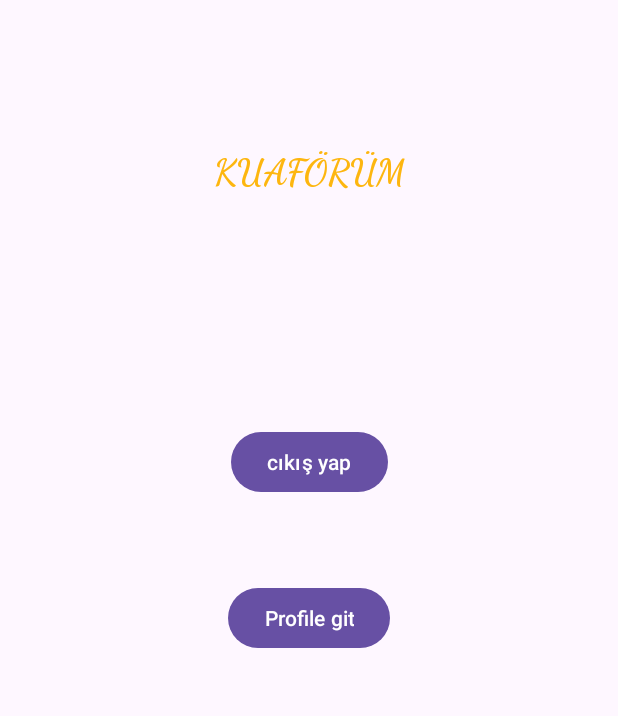
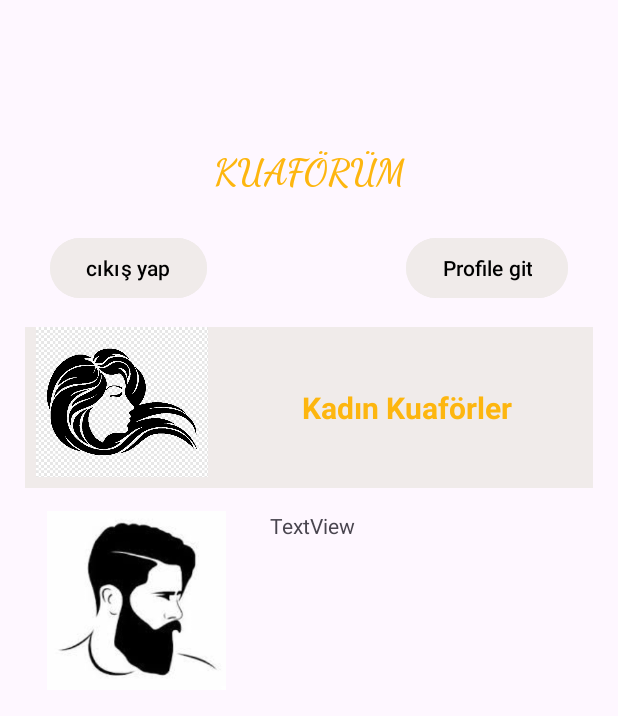
Before and after one commit to hsyncnblk/KuaforumApp, an Android app: the MusteriMainFragment screen opened directly, with no data from a screen before it, on a phone screen of 412 x 824 dp. Shown: the top 716 px of the screen. Run offline under Robolectric (Android 15) with nearby library versions, the phone set to English and light mode, and no system bars; our stand-ins replace Firebase (no records; nobody signed in at launch, a user with empty details on screens opened directly).

Commit message:
hairdresser share xml  completed

```diff
--- a/app/src/main/res/layout/fragment_musteri_main.xml
+++ b/app/src/main/res/layout/fragment_musteri_main.xml
@@ -26,10 +26,11 @@
         android:id="@+id/buttonCikisYap"
         android:layout_width="wrap_content"
         android:layout_height="wrap_content"
-        android:layout_marginTop="141dp"
+        android:layout_marginStart="32dp"
+        android:layout_marginTop="12dp"
+        android:backgroundTint="@color/grey"
         android:text="cıkış yap"
-        app:layout_constraintEnd_toEndOf="parent"
-        app:layout_constraintHorizontal_bias="0.5"
+        android:textColor="@color/black"
         app:layout_constraintStart_toStartOf="parent"
         app:layout_constraintTop_toBottomOf="@+id/textView4" />
 
@@ -37,10 +38,76 @@
         android:id="@+id/buttonprofilegit"
         android:layout_width="wrap_content"
         android:layout_height="wrap_content"
-        android:layout_marginTop="56dp"
+        android:layout_marginTop="12dp"
+        android:layout_marginEnd="32dp"
+        android:backgroundTint="@color/grey"
         android:text="Profile git"
+        android:textColor="@color/black"
         app:layout_constraintEnd_toEndOf="parent"
-        app:layout_constraintHorizontal_bias="0.5"
+        app:layout_constraintTop_toBottomOf="@+id/textView4" />
+
+    <ScrollView
+        android:layout_width="0dp"
+        android:layout_height="0dp"
+        app:layout_constraintBottom_toBottomOf="parent"
+        app:layout_constraintEnd_toEndOf="parent"
         app:layout_constraintStart_toStartOf="parent"
-        app:layout_constraintTop_toBottomOf="@+id/buttonCikisYap" />
+        app:layout_constraintTop_toBottomOf="@+id/buttonCikisYap">
+
+        <LinearLayout
+            android:layout_width="match_parent"
+            android:layout_height="wrap_content"
+            android:orientation="vertical" >
+
+            <LinearLayout
+                android:layout_width="match_parent"
+                android:layout_height="match_parent"
+                android:layout_margin="15dp"
+                android:background="@color/grey"
+                android:backgroundTint="@color/grey"
+                android:orientation="horizontal">
+
+                <ImageView
+                    android:id="@+id/imageView"
+                    android:layout_width="100dp"
+                    android:layout_height="100dp"
+                    android:layout_weight="1"
+                    android:src="@drawable/kadin" />
+
+                <TextView
+                    android:id="@+id/ErkekKuaför"
+                    android:layout_width="wrap_content"
+                    android:layout_height="wrap_content"
+                    android:layout_margin="40dp"
+                    android:layout_weight="1"
+                    android:text="Kadın Kuaförler"
+
+                    android:textAlignment="center"
+                    android:textColor="@color/orange"
+                    android:textSize="20sp"
+                    android:textStyle="bold" />
+            </LinearLayout>
+
+            <LinearLayout
+                android:layout_width="match_parent"
+                android:layout_height="match_parent"
+                android:orientation="horizontal">
+
+                <ImageView
+                    android:id="@+id/imageView3"
+                    android:layout_width="5dp"
+                    android:layout_height="119dp"
+                    android:layout_weight="1"
+                    android:src="@drawable/erkek" />
+
+                <TextView
+                    android:id="@+id/textView5"
+                    android:layout_width="wrap_content"
+                    android:layout_height="wrap_content"
+                    android:layout_weight="1"
+                    android:text="TextView" />
+            </LinearLayout>
+
+        </LinearLayout>
+    </ScrollView>
 </androidx.constraintlayout.widget.ConstraintLayout>
--- a/app/src/main/res/navigation/main_nav.xml
+++ b/app/src/main/res/navigation/main_nav.xml
@@ -93,5 +93,20 @@
         android:name="com.hsyncnblk.kuaforumapp.MusteriProfilFragment"
         android:label="fragment_musteri_profil"
         tools:layout="@layout/fragment_musteri_profil" />
+    <fragment
+        android:id="@+id/kuaforIlanPaylasFragment"
+        android:name="com.hsyncnblk.kuaforumapp.KuaforIlanPaylasFragment"
+        android:label="fragment_kuafor_ilan_paylas"
+        tools:layout="@layout/fragment_kuafor_ilan_paylas" />
+    <fragment
+        android:id="@+id/kuaforIlanErkekFragment"
+        android:name="com.hsyncnblk.kuaforumapp.KuaforIlanErkekFragment"
+        android:label="fragment_kuafor_ilan_erkek"
+        tools:layout="@layout/fragment_kuafor_ilan_erkek" />
+    <fragment
+        android:id="@+id/kuaforIlanKadinFragment"
+        android:name="com.hsyncnblk.kuaforumapp.KuaforIlanKadinFragment"
+        android:label="fragment_kuafor_ilan_kadin"
+        tools:layout="@layout/fragment_kuafor_ilan_kadin" />
 
 </navigation>
```
Also changed, not shown: app/src/main/java/com/hsyncnblk/kuaforumapp/KuaforIlanErkekFragment.kt (added, +59 -0 lines), app/src/main/java/com/hsyncnblk/kuaforumapp/KuaforIlanKadinFragment.kt (added, +59 -0 lines), app/src/main/java/com/hsyncnblk/kuaforumapp/KuaforIlanPaylasFragment.kt (added, +59 -0 lines), app/src/main/res/layout/fragment_kuafor_ilan_erkek.xml (added, +151 -0 lines), app/src/main/res/layout/fragment_kuafor_ilan_kadin.xml (added, +174 -0 lines), app/src/main/res/layout/fragment_kuafor_ilan_paylas.xml (added, +77 -0 lines), app/src/main/res/drawable/erkek.jpg (added), app/src/main/res/drawable/kadin.png (added).
